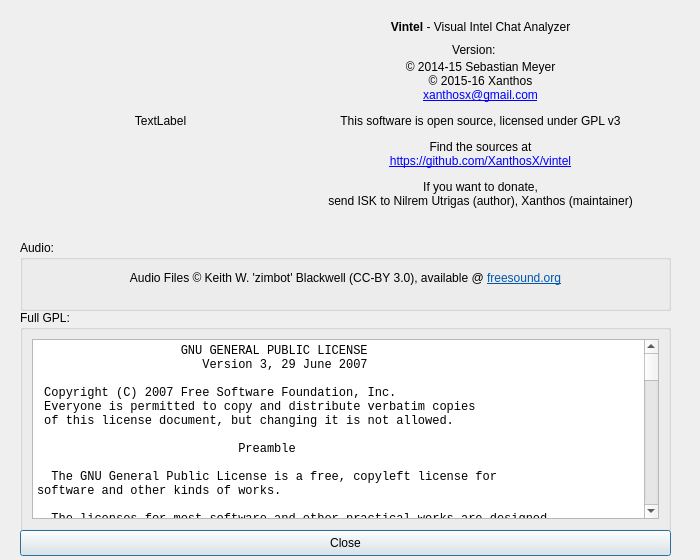
Old version of the form src/vi/ui/Info.ui in the repository Xanthos-Code/vintel.
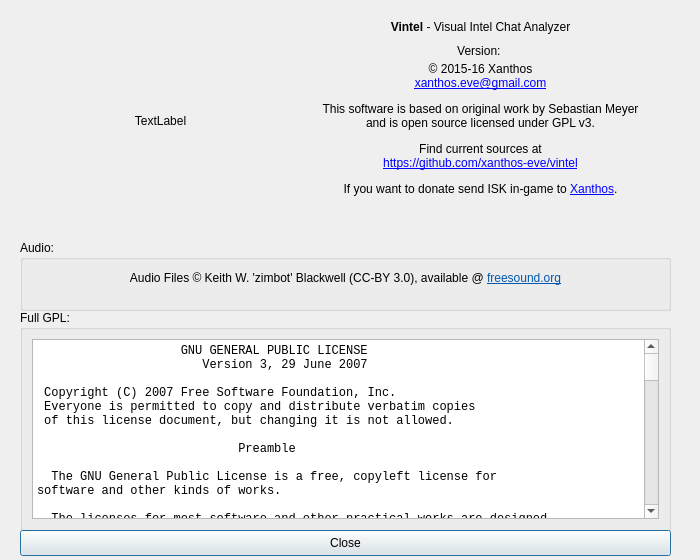
New version of the form.

Commit message: Update about; JB and Stats buttons are checked to show feature state.

```diff
--- a/src/vi/ui/Info.ui
+++ b/src/vi/ui/Info.ui
@@ -746,7 +746,7 @@
     </rect>
    </property>
    <property name="text">
-    <string>&lt;html&gt;&lt;head/&gt;&lt;body&gt;&lt;p&gt;&lt;span style=&quot; font-weight:600;&quot;&gt;Vintel&lt;/span&gt; - Visual Intel Chat Analyzer&lt;br/&gt;&lt;/p&gt;&lt;p&gt;© 2014-15 Sebastian Meyer&lt;br/&gt;© 2015-16 Xanthos &lt;br/&gt;&lt;a href=&quot;mailto:xanthosx@gmail.com&quot;&gt;&lt;span style=&quot; text-decoration: underline; color:#0000ff;&quot;&gt;xanthosx@gmail.com&lt;/span&gt;&lt;/a&gt;&lt;/p&gt;&lt;p&gt;This software is open source, licensed under GPL v3&lt;/p&gt;&lt;p&gt;Find the sources at&lt;br/&gt;&lt;a href=&quot;https://github.com/XanthosX/vintel&quot;&gt;&lt;span style=&quot; text-decoration: underline; color:#0000ff;&quot;&gt;https://github.com/XanthosX/vintel&lt;/span&gt;&lt;/a&gt;&lt;/p&gt;&lt;p&gt;If you want to donate,&lt;br/&gt;send ISK to Nilrem Utrigas (author), Xanthos (maintainer)&lt;/p&gt;&lt;/body&gt;&lt;/html&gt;</string>
+    <string>&lt;html&gt;&lt;head/&gt;&lt;body&gt;&lt;p&gt;&lt;span style=&quot; font-weight:600;&quot;&gt;Vintel&lt;/span&gt; - Visual Intel Chat Analyzer&lt;br/&gt;&lt;br/&gt;&lt;br/&gt;© 2015-16 Xanthos &lt;br/&gt;&lt;a href=&quot;mailto:xanthosx@gmail.com&quot;&gt;&lt;span style=&quot; text-decoration: underline; color:#0000ff;&quot;&gt;xanthos.eve@gmail.com&lt;/span&gt;&lt;/a&gt;&lt;/p&gt;&lt;p&gt;This software is based on original work by Sebastian Meyer &lt;br/&gt;and is open source licensed under GPL v3.&lt;/p&gt;&lt;p&gt;Find current sources at&lt;br/&gt;&lt;a href=&quot;https://github.com/XanthosX/vintel&quot;&gt;&lt;span style=&quot; text-decoration: underline; color:#0000ff;&quot;&gt;https://github.com/xanthos-eve/vintel&lt;/span&gt;&lt;/a&gt;&lt;/p&gt;&lt;p&gt;If you want to donate send ISK in-game to &lt;a href=&quot;http://image.eveonline.com/Character/183452271_256.jpg&quot;&gt;&lt;span style=&quot; text-decoration: underline; color:#0000ff;&quot;&gt;Xanthos&lt;/span&gt;&lt;/a&gt;.&lt;/p&gt;&lt;/body&gt;&lt;/html&gt;</string>
    </property>
    <property name="alignment">
     <set>Qt::AlignHCenter|Qt::AlignTop</set>
@@ -758,10 +758,10 @@
   <widget class="QLabel" name="versionLabel">
    <property name="geometry">
     <rect>
-     <x>290</x>
+     <x>370</x>
      <y>40</y>
-     <width>371</width>
-     <height>20</height>
+     <width>221</width>
+     <height>21</height>
     </rect>
    </property>
    <property name="text">
```
The commit also changes 3 other files.
